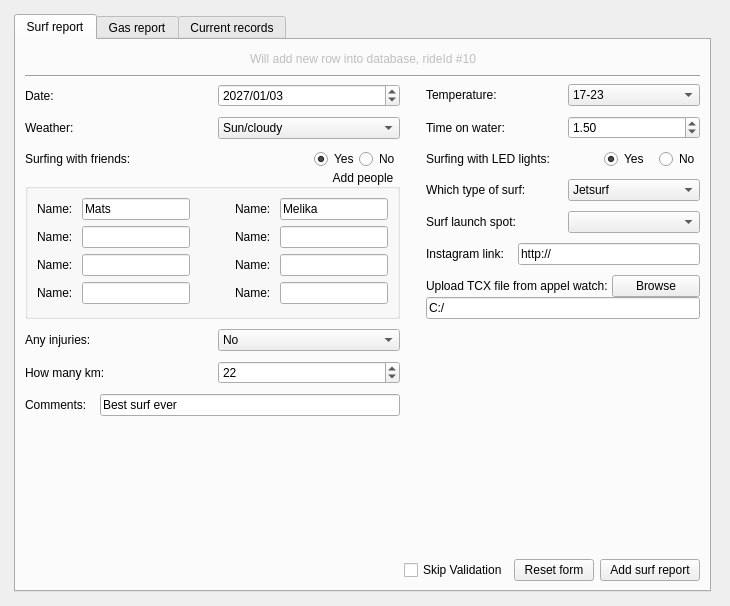
This is src/ui/report.ui in grafitec/SurfReportInput as Qt 5 draws it before an edit. The edited form follows.
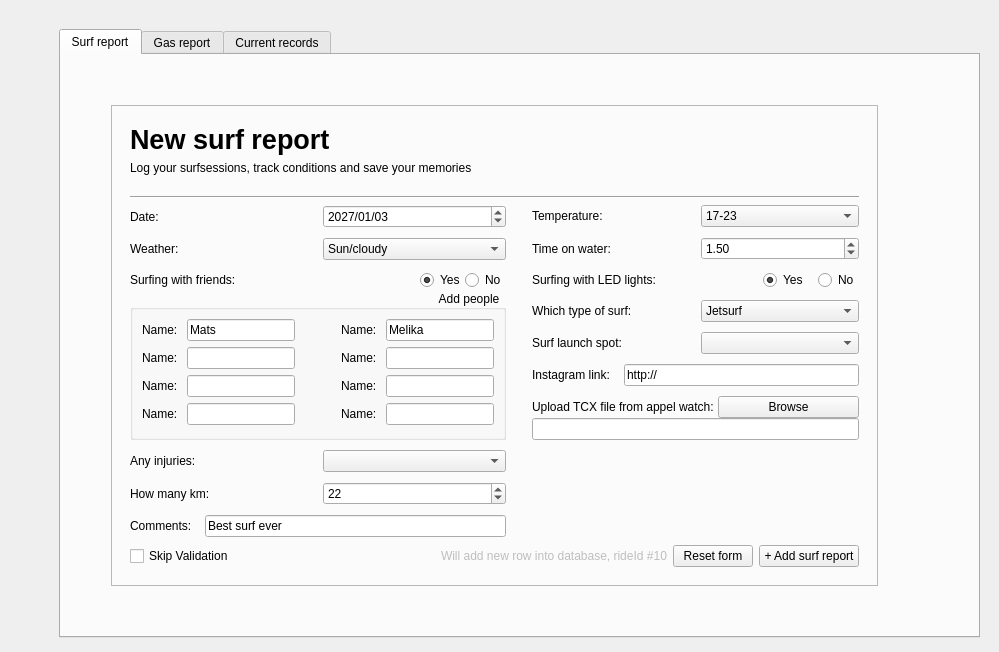
This is the edited form.

```diff
--- a/src/ui/report.ui
+++ b/src/ui/report.ui
@@ -6,8 +6,8 @@
    <rect>
     <x>0</x>
     <y>0</y>
-    <width>730</width>
-    <height>606</height>
+    <width>999</width>
+    <height>648</height>
    </rect>
   </property>
   <property name="sizePolicy">
@@ -42,10 +42,10 @@
        <enum>QLayout::SetDefaultConstraint</enum>
       </property>
       <property name="leftMargin">
-       <number>5</number>
+       <number>50</number>
       </property>
       <property name="topMargin">
-       <number>5</number>
+       <number>20</number>
       </property>
       <property name="rightMargin">
        <number>10</number>
@@ -69,10 +69,83 @@
           <string>Surf report</string>
          </attribute>
          <layout class="QVBoxLayout" name="verticalLayout_10">
+          <property name="leftMargin">
+           <number>50</number>
+          </property>
+          <property name="topMargin">
+           <number>50</number>
+          </property>
+          <property name="rightMargin">
+           <number>100</number>
+          </property>
+          <property name="bottomMargin">
+           <number>50</number>
+          </property>
+          <item>
+           <widget class="QFrame" name="frameSurfForm">
+            <property name="frameShape">
+             <enum>QFrame::StyledPanel</enum>
+            </property>
+            <property name="frameShadow">
+             <enum>QFrame::Plain</enum>
+            </property>
+            <layout class="QVBoxLayout" name="verticalLayout_frameSurfForm">
+             <property name="leftMargin">
+              <number>18</number>
+             </property>
+             <property name="topMargin">
+              <number>18</number>
+             </property>
+             <property name="rightMargin">
+              <number>18</number>
+             </property>
+             <property name="bottomMargin">
+              <number>18</number>
+             </property>
           <item>
            <layout class="QVBoxLayout" name="verticalLayout_6">
+               <property name="leftMargin">
+                <number>0</number>
+               </property>
+               <property name="topMargin">
+                <number>0</number>
+               </property>
+               <property name="rightMargin">
+                <number>0</number>
+               </property>
+               <property name="bottomMargin">
+                <number>0</number>
+               </property>
             <item>
              <layout class="QHBoxLayout" name="horizontalLayout_21">
+                 <item>
+                  <layout class="QVBoxLayout" name="verticalLayout_16">
+                   <property name="bottomMargin">
+                    <number>15</number>
+                   </property>
+                   <item>
+                    <widget class="QLabel" name="label_27">
+                     <property name="font">
+                      <font>
+                       <pointsize>20</pointsize>
+                       <weight>75</weight>
+                       <bold>true</bold>
+                      </font>
+                     </property>
+                     <property name="text">
+                      <string>New surf report</string>
+                     </property>
+                    </widget>
+                   </item>
+                   <item>
+                    <widget class="QLabel" name="label_29">
+                     <property name="text">
+                      <string>Log your surfsessions, track conditions and save your memories</string>
+                     </property>
+                    </widget>
+                   </item>
+                  </layout>
+                 </item>
               <item>
                <spacer name="horizontalSpacer_10">
                 <property name="orientation">
@@ -86,29 +159,6 @@
                 </property>
                </spacer>
               </item>
-              <item>
-               <widget class="QLabel" name="labHeader">
-                <property name="enabled">
-                 <bool>false</bool>
-                </property>
-                <property name="text">
-                 <string>Will add new row into database, rideId #10</string>
-                </property>
-               </widget>
-              </item>
-              <item>
-               <spacer name="horizontalSpacer_11">
-                <property name="orientation">
-                 <enum>Qt::Horizontal</enum>
-                </property>
-                <property name="sizeHint" stdset="0">
-                 <size>
-                  <width>40</width>
-                  <height>20</height>
-                 </size>
-                </property>
-               </spacer>
-              </item>
              </layout>
             </item>
             <item>
@@ -483,7 +533,7 @@
                    <widget class="QComboBox" name="cmbAnyInjuries">
                     <item>
                      <property name="text">
-                      <string>No</string>
+                         <string/>
                      </property>
                     </item>
                     <item>
@@ -814,7 +864,7 @@
                   <item>
                    <widget class="QLineEdit" name="txtCtxPath">
                     <property name="text">
-                     <string>C:/</string>
+                        <string/>
                     </property>
                    </widget>
                   </item>
@@ -852,19 +902,6 @@
             </item>
             <item>
              <layout class="QHBoxLayout" name="horizontalLayout">
-              <item>
-               <spacer name="horizontalSpacer">
-                <property name="orientation">
-                 <enum>Qt::Horizontal</enum>
-                </property>
-                <property name="sizeHint" stdset="0">
-                 <size>
-                  <width>40</width>
-                  <height>20</height>
-                 </size>
-                </property>
-               </spacer>
-              </item>
               <item>
                <widget class="QCheckBox" name="chkSkip">
                 <property name="text">
@@ -872,6 +909,29 @@
                 </property>
                </widget>
               </item>
+                 <item>
+                  <spacer name="horizontalSpacer">
+                   <property name="orientation">
+                    <enum>Qt::Horizontal</enum>
+                   </property>
+                   <property name="sizeHint" stdset="0">
+                    <size>
+                     <width>40</width>
+                     <height>20</height>
+                    </size>
+                   </property>
+                  </spacer>
+                 </item>
+                 <item>
+                  <widget class="QLabel" name="labHeader">
+                   <property name="enabled">
+                    <bool>false</bool>
+                   </property>
+                   <property name="text">
+                    <string>Will add new row into database, rideId #10</string>
+                   </property>
+                  </widget>
+                 </item>
               <item>
                <widget class="QPushButton" name="btnReset">
                 <property name="text">
@@ -887,14 +947,20 @@
                   <height>0</height>
                  </size>
                 </property>
+                   <property name="styleSheet">
+                    <string notr="true"/>
+                   </property>
                 <property name="text">
-                 <string>Add surf report</string>
+                    <string>+ Add surf report</string>
                 </property>
                </widget>
               </item>
              </layout>
             </item>
            </layout>
+             </item>
+            </layout>
+           </widget>
           </item>
          </layout>
         </widget>
```
Left out of the diff: 4 changed lines with no effect on the pictures. Lines whose indentation alone changed are shown as unchanged.
